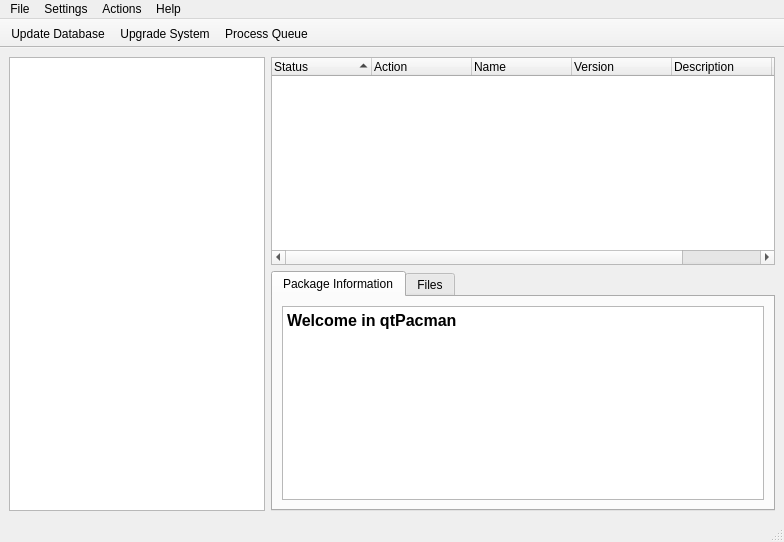
First picture: the form in trunk/ui/MainWindow.ui, repository drf/shaman1, before the edit.
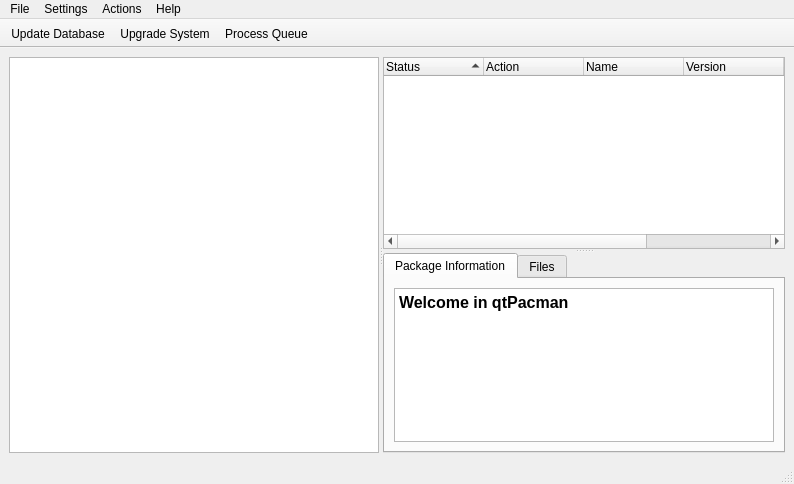
Second picture: the form after the edit.

Commit message: Add Splitters to the MainWindow

What changed in the file:
```diff
--- a/trunk/ui/MainWindow.ui
+++ b/trunk/ui/MainWindow.ui
@@ -5,8 +5,8 @@
    <rect>
     <x>0</x>
     <y>0</y>
-    <width>784</width>
-    <height>542</height>
+    <width>794</width>
+    <height>484</height>
    </rect>
   </property>
   <property name="windowTitle" >
@@ -14,18 +14,33 @@
   </property>
   <widget class="QWidget" name="centralwidget" >
    <layout class="QGridLayout" >
-    <item rowspan="2" row="0" column="0" >
+    <item row="0" column="0" >
+     <widget class="QSplitter" name="splitter_2" >
+      <property name="orientation" >
+       <enum>Qt::Horizontal</enum>
+      </property>
+      <property name="childrenCollapsible" >
+       <bool>true</bool>
+      </property>
      <widget class="QListWidget" name="repoList" >
       <property name="sizePolicy" >
-       <sizepolicy vsizetype="Minimum" hsizetype="Preferred" >
+        <sizepolicy vsizetype="Maximum" hsizetype="Maximum" >
         <horstretch>0</horstretch>
         <verstretch>0</verstretch>
        </sizepolicy>
       </property>
      </widget>
-    </item>
-    <item row="0" column="1" >
+      <widget class="QSplitter" name="splitter" >
+       <property name="orientation" >
+        <enum>Qt::Vertical</enum>
+       </property>
      <widget class="QTreeWidget" name="pkgsViewWG" >
+        <property name="sizePolicy" >
+         <sizepolicy vsizetype="Minimum" hsizetype="Minimum" >
+          <horstretch>0</horstretch>
+          <verstretch>0</verstretch>
+         </sizepolicy>
+        </property>
       <property name="indentation" >
        <number>0</number>
       </property>
@@ -69,9 +84,13 @@
        </property>
       </column>
      </widget>
-    </item>
-    <item row="1" column="1" >
      <widget class="QTabWidget" name="PkgInfos" >
+        <property name="sizePolicy" >
+         <sizepolicy vsizetype="Preferred" hsizetype="Minimum" >
+          <horstretch>0</horstretch>
+          <verstretch>0</verstretch>
+         </sizepolicy>
+        </property>
       <property name="currentIndex" >
        <number>0</number>
       </property>
@@ -113,6 +132,8 @@
        </attribute>
       </widget>
      </widget>
+      </widget>
+     </widget>
     </item>
    </layout>
   </widget>
@@ -121,7 +142,7 @@
     <rect>
      <x>0</x>
      <y>0</y>
-     <width>784</width>
+     <width>794</width>
      <height>31</height>
     </rect>
    </property>
```
Lines whose indentation alone changed are shown as unchanged.
